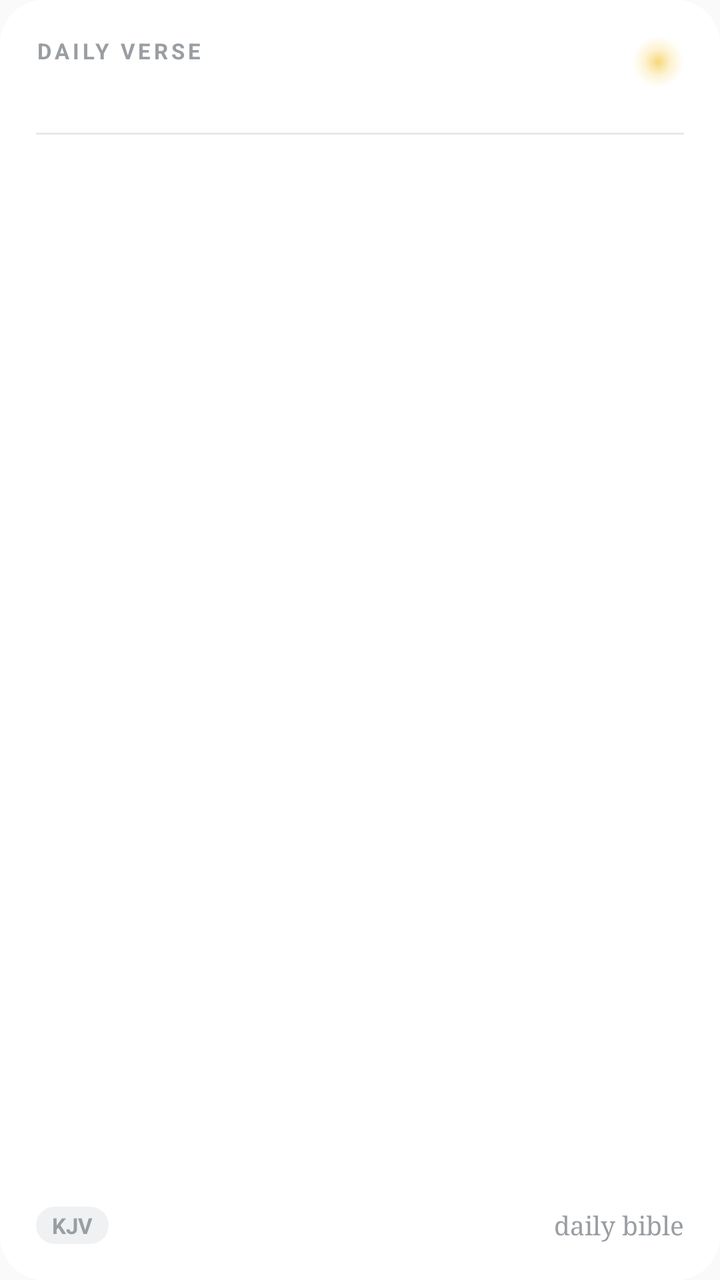
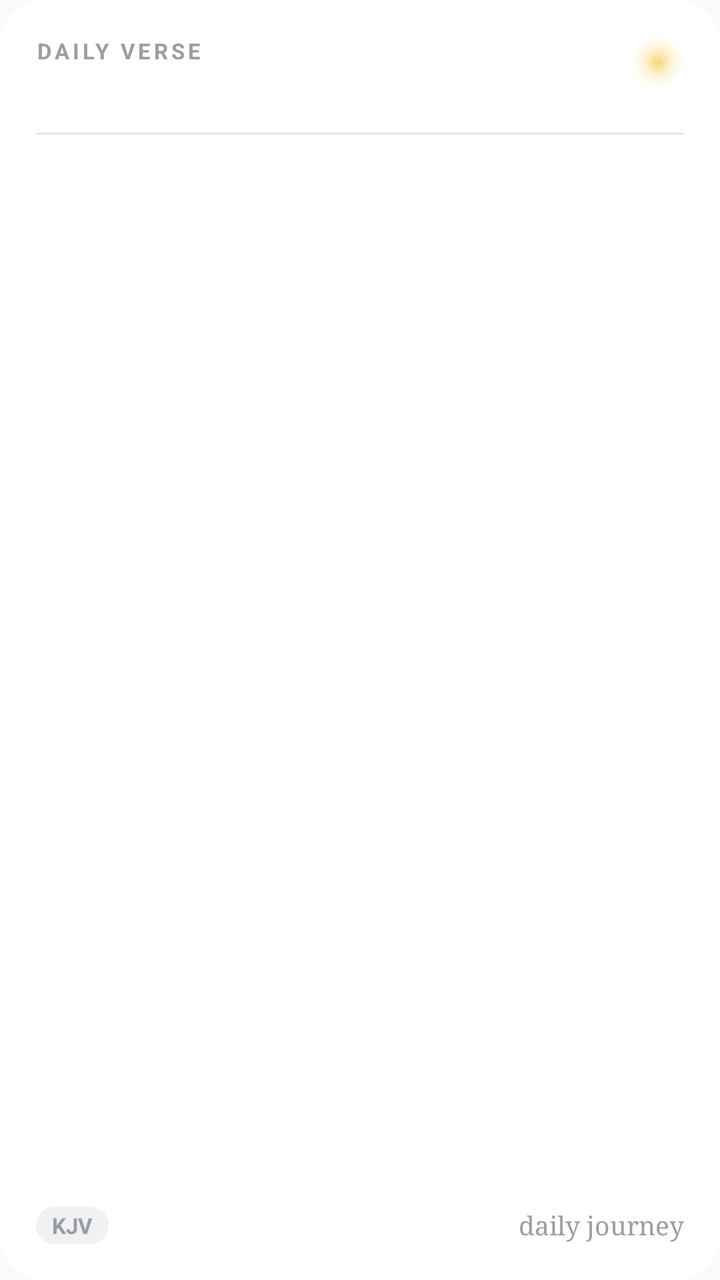

An Android layout rendered at two revisions. The XML below is the earlier revision; the diff shows what the commit changed to produce the second picture.
<!-- AndroidManifest.xml: application theme AppTheme -->
<!-- res/layout/verse_widget.xml -->
<?xml version="1.0" encoding="utf-8"?>
<LinearLayout xmlns:android="http://schemas.android.com/apk/res/android"
    android:id="@+id/verse_root"
    android:layout_width="match_parent"
    android:layout_height="match_parent"
    android:background="@drawable/verse_widget_bg"
    android:orientation="vertical"
    android:padding="18dp">
    <LinearLayout
        android:layout_width="match_parent"
        android:layout_height="wrap_content"
        android:orientation="horizontal">
        <LinearLayout
            android:layout_width="0dp"
            android:layout_height="wrap_content"
            android:layout_weight="1"
            android:orientation="vertical">
            <TextView
                android:layout_width="wrap_content"
                android:layout_height="wrap_content"
                android:letterSpacing="0.15"
                android:text="@string/verse_label"
                android:textColor="@color/vw_faint"
                android:textSize="11sp"
                android:textStyle="bold" />
            <TextView
                android:id="@+id/verse_ref"
                android:layout_width="wrap_content"
                android:layout_height="wrap_content"
                android:layout_marginTop="2dp"
                android:maxLines="1"
                android:ellipsize="end"
                android:textColor="@color/vw_ink"
                android:textSize="16sp"
                android:textStyle="bold" />
        </LinearLayout>
        <ImageView
            android:layout_width="26dp"
            android:layout_height="26dp"
            android:importantForAccessibility="no"
            android:src="@drawable/widget_light" />
    </LinearLayout>
    <FrameLayout
        android:layout_width="match_parent"
        android:layout_height="1dp"
        android:layout_marginTop="10dp"
        android:background="@color/vw_line" />
    <TextView
        android:id="@+id/verse_text"
        android:layout_width="match_parent"
        android:layout_height="0dp"
        android:layout_weight="1"
        android:gravity="center_vertical"
        android:maxLines="6"
        android:ellipsize="end"
        android:textColor="@color/vw_ink"
        android:textSize="16sp"
        android:textStyle="bold" />
    <LinearLayout
        android:layout_width="match_parent"
        android:layout_height="wrap_content"
        android:gravity="center_vertical"
        android:orientation="horizontal">
        <TextView
            android:layout_width="wrap_content"
            android:layout_height="wrap_content"
            android:background="@drawable/verse_badge"
            android:paddingStart="8dp"
            android:paddingEnd="8dp"
            android:paddingTop="2dp"
            android:paddingBottom="2dp"
            android:text="@string/verse_tr"
            android:textColor="@color/vw_faint"
            android:textSize="11sp"
            android:textStyle="bold" />
        <TextView
            android:layout_width="0dp"
            android:layout_height="wrap_content"
            android:layout_weight="1"
            android:fontFamily="serif"
            android:gravity="end"
            android:text="daily bible"
            android:textColor="@color/vw_faint"
            android:textSize="13sp" />
    </LinearLayout>
</LinearLayout>
<!-- resources referenced by this layout -->
<resources>
  <color name="vw_faint">#999EA3</color>
  <color name="vw_ink">#303438</color>
  <color name="vw_line">#E6E8E9</color>
  <!-- drawable verse_badge (drawable) -->
  <?xml version="1.0" encoding="utf-8"?>
  <shape xmlns:android="http://schemas.android.com/apk/res/android" android:shape="rectangle">
      <solid android:color="@color/vw_badge" />
      <corners android:radius="99dp" />
  </shape>
  <!-- drawable verse_widget_bg (drawable) -->
  <?xml version="1.0" encoding="utf-8"?>
  <shape xmlns:android="http://schemas.android.com/apk/res/android" android:shape="rectangle">
      <solid android:color="@color/vw_bg" />
      <corners android:radius="22dp" />
  </shape>
  <!-- drawable widget_light (drawable) -->
  <?xml version="1.0" encoding="utf-8"?>
  <shape xmlns:android="http://schemas.android.com/apk/res/android" android:shape="oval">
      <gradient android:type="radial" android:gradientRadius="15dp"
          android:startColor="#F6D77A" android:centerColor="#80FBE7A6" android:endColor="#00FFFFFF" />
      <size android:width="30dp" android:height="30dp" />
  </shape>
  <string name="verse_label">DAILY VERSE</string>
  <string name="verse_tr">KJV</string>
  <style name="AppTheme" parent="Theme.AppCompat.Light.DarkActionBar">
          
          <item name="colorPrimary">@color/colorPrimary</item>
          <item name="colorPrimaryDark">@color/colorPrimaryDark</item>
          <item name="colorAccent">@color/colorAccent</item>
      </style>
  <color name="vw_badge">#F0F1F2</color>
  <color name="vw_bg">#FFFFFF</color>
</resources>

<!-- the commit's change to res/layout/verse_widget.xml (unified diff, before → after) -->
@@ -79,7 +79,7 @@
             android:layout_weight="1"
             android:fontFamily="serif"
             android:gravity="end"
-            android:text="daily bible"
+            android:text="daily journey"
             android:textColor="@color/vw_faint"
             android:textSize="13sp" />
     </LinearLayout>
